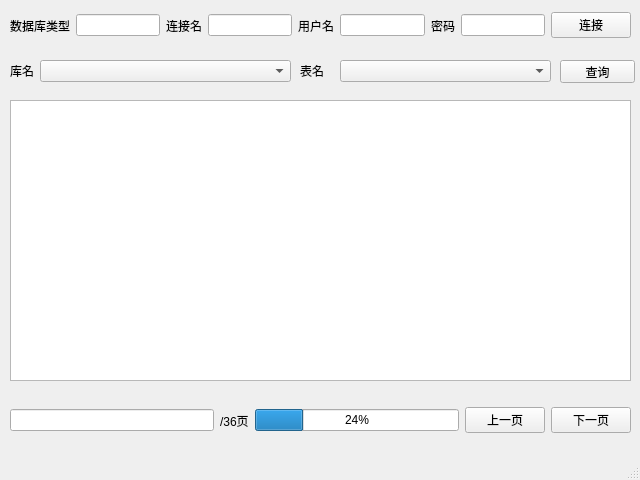
Above: sqlManger_ui.ui from lei-ctyh/sqlManger before the change. Below: the same form after it.
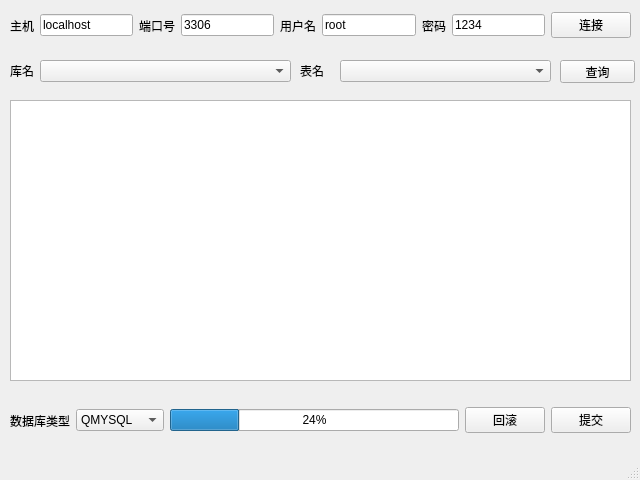
That is the form after the change.

```diff
--- a/sqlManger_ui.ui
+++ b/sqlManger_ui.ui
@@ -24,25 +24,33 @@
      </rect>
     </property>
     <layout class="QHBoxLayout" name="horizontalLayout">
-     <item>
-      <widget class="QLabel" name="label">
-       <property name="text">
-        <string>数据库类型</string>
-       </property>
-      </widget>
-     </item>
-     <item>
-      <widget class="QLineEdit" name="lineEdit"/>
-     </item>
      <item>
       <widget class="QLabel" name="label_2">
        <property name="text">
-        <string>连接名</string>
+        <string>主机</string>
        </property>
       </widget>
      </item>
      <item>
-      <widget class="QLineEdit" name="lineEdit_2"/>
+      <widget class="QLineEdit" name="host">
+       <property name="text">
+        <string>localhost</string>
+       </property>
+      </widget>
+     </item>
+     <item>
+      <widget class="QLabel" name="label_6">
+       <property name="text">
+        <string>端口号</string>
+       </property>
+      </widget>
+     </item>
+     <item>
+      <widget class="QLineEdit" name="port">
+       <property name="text">
+        <string>3306</string>
+       </property>
+      </widget>
      </item>
      <item>
       <widget class="QLabel" name="label_3">
@@ -52,7 +60,11 @@
       </widget>
      </item>
      <item>
-      <widget class="QLineEdit" name="lineEdit_3"/>
+      <widget class="QLineEdit" name="username">
+       <property name="text">
+        <string>root</string>
+       </property>
+      </widget>
      </item>
      <item>
       <widget class="QLabel" name="label_4">
@@ -62,7 +74,11 @@
       </widget>
      </item>
      <item>
-      <widget class="QLineEdit" name="lineEdit_4"/>
+      <widget class="QLineEdit" name="pwd">
+       <property name="text">
+        <string>1234</string>
+       </property>
+      </widget>
      </item>
      <item>
       <widget class="QPushButton" name="pushButton">
@@ -94,20 +110,24 @@
     </property>
     <layout class="QHBoxLayout" name="horizontalLayout_3">
      <item>
-      <widget class="QLineEdit" name="lineEdit_5">
-       <property name="maximumSize">
-        <size>
-         <width>421</width>
-         <height>16777215</height>
-        </size>
+      <widget class="QLabel" name="label">
+       <property name="text">
+        <string>数据库类型</string>
        </property>
       </widget>
      </item>
      <item>
-      <widget class="QLabel" name="label_6">
-       <property name="text">
-        <string>/36页</string>
-       </property>
+      <widget class="QComboBox" name="databasetype">
+       <item>
+        <property name="text">
+         <string>QMYSQL</string>
+        </property>
+       </item>
+       <item>
+        <property name="text">
+         <string>QSQLLITE</string>
+        </property>
+       </item>
       </widget>
      </item>
      <item>
@@ -120,14 +140,14 @@
      <item>
       <widget class="QPushButton" name="pushButton_3">
        <property name="text">
-        <string>上一页</string>
+        <string>回滚</string>
        </property>
       </widget>
      </item>
      <item>
       <widget class="QPushButton" name="pushButton_4">
        <property name="text">
-        <string>下一页</string>
+        <string>提交</string>
        </property>
       </widget>
      </item>
```
Left out of the diff: 12 changed lines with no effect on the pictures.
